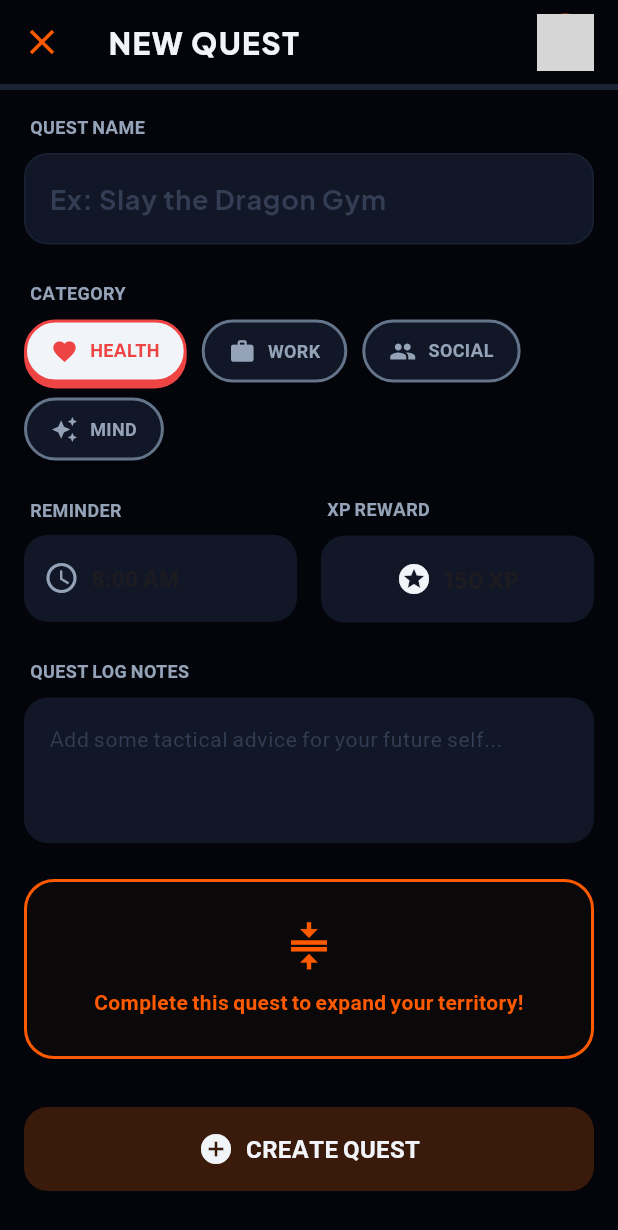
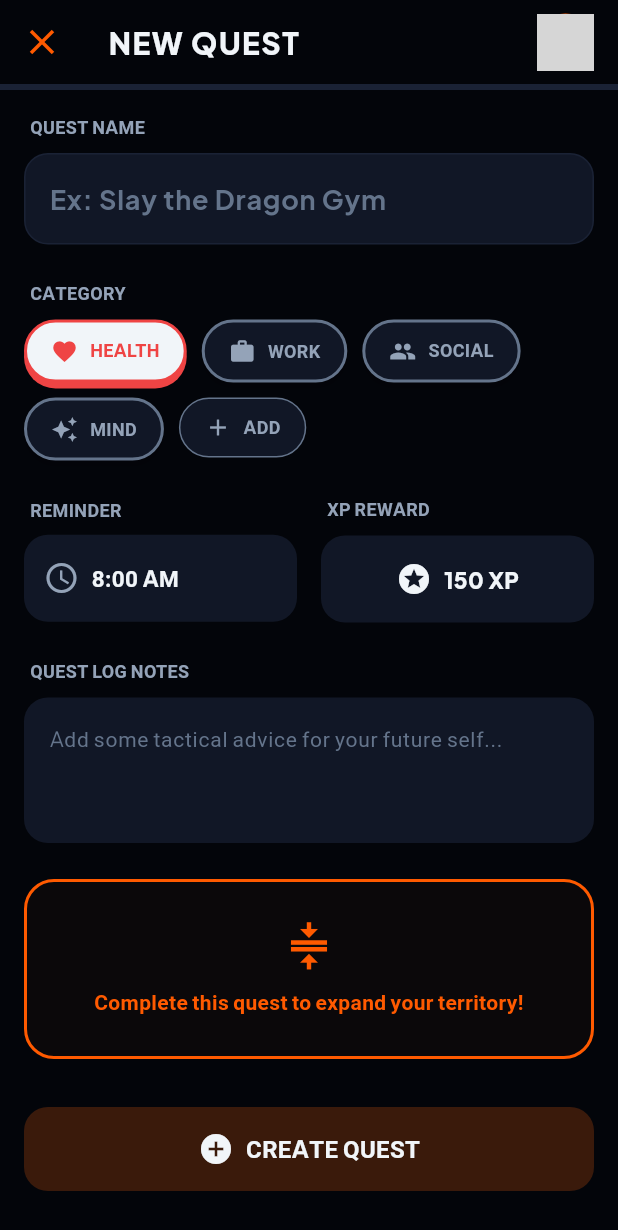
Before and after one commit to ermiyashenok/habit-tracker, a Flutter app: the NewQuestScreen screen opened directly with empty values, on a phone screen of 412 x 824 dp. Shown: the top 1230 px of the screen. Run offline on Flutter 3.47's test engine with Material 3 defaults, Android fonts, the phone set to English and light mode, and no system bars; our stand-ins replace flutter_local_notifications, google_fonts, timezone; network calls fail; grey boxes are pictures that could not be loaded.

Commit message:
update: new quest screen custom category

```diff
--- a/maximize/lib/screens/new_quest_screen.dart
+++ b/maximize/lib/screens/new_quest_screen.dart
@@ -26,6 +26,7 @@ class _NewQuestScreenState extends State<NewQuestScreen> {
   final _notesController = TextEditingController();
 
   String _selectedCategory = 'HEALTH';
+  final List<String> _customCategories = [];
   TimeOfDay _selectedTime = const TimeOfDay(hour: 8, minute: 0);
   int _xpReward = 150;
 
@@ -60,6 +61,46 @@ class _NewQuestScreenState extends State<NewQuestScreen> {
         _selectedTime = picked;
       });
     }
+  }
+
+  void _addCustomCategory() {
+    final TextEditingController catController = TextEditingController();
+    showDialog(
+      context: context,
+      builder: (ctx) => AlertDialog(
+        backgroundColor: ChunkyColors.surfaceContainerHigh,
+        title: const Text('New Category', style: TextStyle(color: ChunkyColors.onSurface)),
+        content: TextField(
+          controller: catController,
+          autofocus: true,
+          style: const TextStyle(color: ChunkyColors.onSurface),
+          decoration: const InputDecoration(
+            hintText: 'e.g. STUDY, FITNESS...',
+            hintStyle: TextStyle(color: ChunkyColors.outline),
+          ),
+          textCapitalization: TextCapitalization.characters,
+        ),
+        actions: [
+          TextButton(
+            onPressed: () => Navigator.pop(ctx),
+            child: const Text('Cancel', style: TextStyle(color: ChunkyColors.onSurfaceVariant)),
+          ),
+          TextButton(
+            onPressed: () {
+              final val = catController.text.trim().toUpperCase();
+              if (val.isNotEmpty) {
+                setState(() {
+                  _customCategories.add(val);
+                  _selectedCategory = val;
+                });
+              }
+              Navigator.pop(ctx);
+            },
+            child: const Text('Add', style: TextStyle(color: ChunkyColors.primary, fontWeight: FontWeight.bold)),
+          ),
+        ],
+      ),
+    );
   }
 
   void _saveQuest() {
@@ -172,10 +213,11 @@ class _NewQuestScreenState extends State<NewQuestScreen> {
                   style: GoogleFonts.plusJakartaSans(
                     fontWeight: FontWeight.bold,
                     fontSize: 18.0,
+                    color: ChunkyColors.onSurface,
                   ),
                   decoration: const InputDecoration(
                     hintText: 'Ex: Slay the Dragon Gym',
-                    hintStyle: TextStyle(color: ChunkyColors.outlineVariant),
+                    hintStyle: TextStyle(color: ChunkyColors.outline),
                     border: InputBorder.none,
                     contentPadding: EdgeInsets.symmetric(horizontal: 16.0, vertical: 16.0),
                   ),
@@ -204,6 +246,36 @@ class _NewQuestScreenState extends State<NewQuestScreen> {
                   _buildCategoryChip('WORK', Icons.work, ChunkyColors.primary),
                   _buildCategoryChip('SOCIAL', Icons.group, ChunkyColors.onSurface),
                   _buildCategoryChip('MIND', Icons.auto_awesome, ChunkyColors.primary),
+                  ..._customCategories.map((c) => _buildCategoryChip(c, Icons.label, ChunkyColors.secondary)),
+
+                  // Add custom category button
+                  GestureDetector(
+                    onTap: _addCustomCategory,
+                    child: Container(
+                      padding: const EdgeInsets.symmetric(horizontal: 16.0, vertical: 10.0),
+                      decoration: BoxDecoration(
+                        color: ChunkyColors.surfaceCard,
+                        borderRadius: BorderRadius.circular(24.0),
+                        border: Border.all(color: ChunkyColors.outline),
+                      ),
+                      child: const Row(
+                        mainAxisSize: MainAxisSize.min,
+                        children: [
+                          Icon(Icons.add, color: ChunkyColors.onSurfaceVariant, size: 18.0),
+                          SizedBox(width: 8.0),
+                          Text(
+                            'ADD',
+                            style: TextStyle(
+                              fontFamily: 'BeVietnamPro',
+                              fontWeight: FontWeight.bold,
+                              fontSize: 12.0,
+                              color: ChunkyColors.onSurfaceVariant,
+                            ),
+                          ),
+                        ],
+                      ),
+                    ),
+                  ),
                 ],
               ),
               const SizedBox(height: 24.0),
@@ -241,6 +313,7 @@ class _NewQuestScreenState extends State<NewQuestScreen> {
                                   fontFamily: 'BeVietnamPro',
                                   fontWeight: FontWeight.bold,
                                   fontSize: 15.0,
+                                  color: ChunkyColors.onSurface,
                                 ),
                               ),
                             ],
@@ -285,6 +358,7 @@ class _NewQuestScreenState extends State<NewQuestScreen> {
                                 style: GoogleFonts.plusJakartaSans(
                                   fontWeight: FontWeight.w800,
                                   fontSize: 15.0,
+                                  color: ChunkyColors.onSurface,
                                 ),
                               ),
                             ],
@@ -315,10 +389,14 @@ class _NewQuestScreenState extends State<NewQuestScreen> {
                 child: TextField(
                   controller: _notesController,
                   maxLines: 3,
-                  style: const TextStyle(fontFamily: 'BeVietnamPro', fontSize: 14.0),
+                  style: const TextStyle(
+                    fontFamily: 'BeVietnamPro',
+                    fontSize: 14.0,
+                    color: ChunkyColors.onSurface,
+                  ),
                   decoration: const InputDecoration(
                     hintText: 'Add some tactical advice for your future self...',
-                    hintStyle: TextStyle(color: ChunkyColors.outlineVariant),
+                    hintStyle: TextStyle(color: ChunkyColors.outline),
                     border: InputBorder.none,
                     contentPadding: EdgeInsets.all(16.0),
                   ),
```
